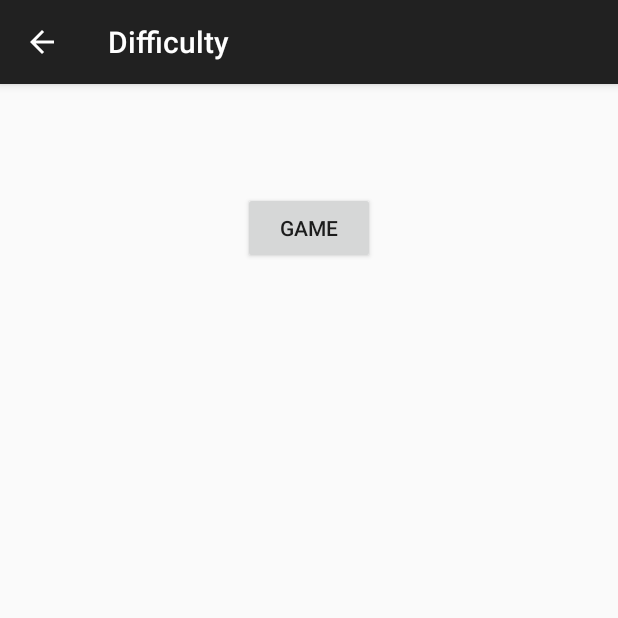
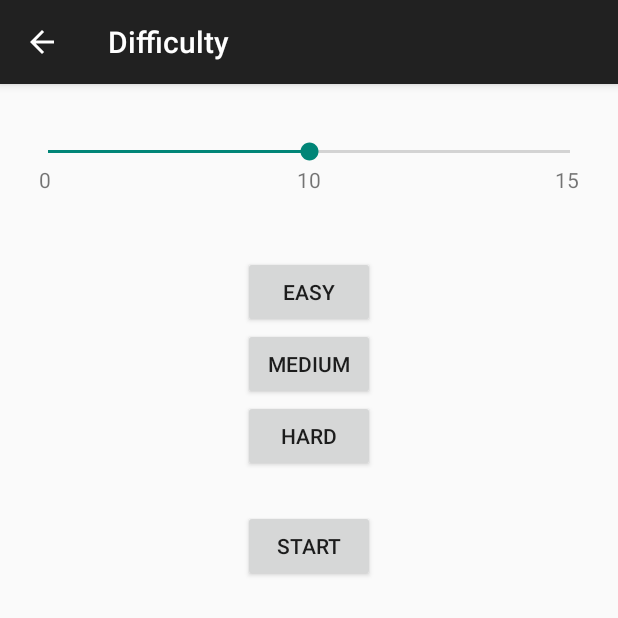
Before and after one commit to aptmac/Hackentines2016, an Android app: the Difficulty screen opened directly, with no data from a screen before it, on a phone screen of 412 x 824 dp, the top half of it. Run offline under Robolectric (Android 15) with nearby library versions, the light colour scheme and no system bars.

Commit message:
Synced Difficulty

```diff
--- a/app/src/main/java/com/example/norifurikake/hackenties2016/Difficulty.java
+++ b/app/src/main/java/com/example/norifurikake/hackenties2016/Difficulty.java
@@ -4,18 +4,37 @@ import android.content.Intent;
 import android.os.Bundle;
 import android.support.v7.app.ActionBarActivity;
 import android.view.View;
+import android.widget.SeekBar;
 
 public class Difficulty extends ActionBarActivity {
+    SeekBar seekBar;
+    private int _difficulty = 10;
 
     @Override
     protected void onCreate(Bundle savedInstanceState) {
         super.onCreate(savedInstanceState);
         setContentView(R.layout.activity_difficulty);
         getSupportActionBar().setDisplayHomeAsUpEnabled(true);
+        seekBar = (SeekBar) findViewById(R.id.difficultyBar);
     }
 
-    public void toGame(View view){
+    public void toGame(View view) {
+        this._difficulty = seekBar.getProgress();
         Intent intent = new Intent(this, Game.class);
+        intent.putExtra("difficulty", this._difficulty);
         startActivity(intent);
     }
+    private void setDifficulty(int difficulty){
+        seekBar.setProgress(difficulty);
+        this._difficulty = difficulty;
+    }
+    public void setDifficultyEasy(View view){
+        setDifficulty(0);
+    }
+    public void setDifficultyMedium(View view){
+        setDifficulty(5);
+    }
+    public void setDifficultyHard(View view){
+        setDifficulty(10);
+    }
 }
--- a/app/src/main/res/layout/activity_difficulty.xml
+++ b/app/src/main/res/layout/activity_difficulty.xml
@@ -9,14 +9,80 @@
     android:paddingTop="@dimen/activity_vertical_margin"
     tools:context="com.example.norifurikake.hackenties2016.Difficulty">
 
+    <SeekBar
+        android:id="@+id/difficultyBar"
+        android:layout_width="match_parent"
+        android:layout_height="wrap_content"
+        android:progress="5"
+        android:max="10"
+        android:paddingTop="20dp" />
+    <RelativeLayout
+        android:layout_width="fill_parent"
+        android:layout_height="wrap_content"
+        android:layout_gravity="center"
+        android:orientation="horizontal"
+        android:layout_below="@+id/difficultyBar"
+        android:layout_centerHorizontal="true"
+        android:id="@+id/relativeLayout">
+        <TextView
+            android:id="@+id/indicator1"
+            android:paddingLeft="10dp"
+            android:layout_width="wrap_content"
+            android:layout_height="wrap_content"
+            android:text="0" />
+        <TextView
+            android:id="@+id/indicator2"
+            android:layout_width="wrap_content"
+            android:layout_height="wrap_content"
+            android:layout_centerHorizontal="true"
+            android:text="10" />
+        <TextView
+            android:id="@+id/indicator3"
+            android:layout_width="wrap_content"
+            android:layout_height="wrap_content"
+            android:layout_alignParentRight="true"
+            android:paddingRight="10dp"
+            android:text="15" />
+    </RelativeLayout>
+
     <Button
         android:layout_width="wrap_content"
         android:layout_height="wrap_content"
-        android:text="Game"
+        android:text="Start"
         android:id="@+id/btnGame"
         android:onClick="toGame"
-        android:layout_marginTop="56dp"
-        android:layout_alignParentTop="true"
-        android:layout_centerHorizontal="true" />
+        android:layout_below="@+id/button2"
+        android:layout_alignLeft="@+id/button2"
+        android:layout_alignStart="@+id/button2"
+        android:layout_marginTop="73dp" />
+
+    <Button
+        android:layout_width="wrap_content"
+        android:layout_height="wrap_content"
+        android:text="Easy"
+        android:id="@+id/button"
+        android:layout_below="@+id/relativeLayout"
+        android:layout_centerHorizontal="true"
+        android:layout_marginTop="41dp"
+        android:onClick="setDifficultyEasy" />
+
+    <Button
+        android:layout_width="wrap_content"
+        android:layout_height="wrap_content"
+        android:text="Medium"
+        android:id="@+id/button2"
+        android:layout_below="@+id/button"
+        android:layout_centerHorizontal="true"
+        android:onClick="setDifficultyMedium" />
+
+    <Button
+        android:layout_width="wrap_content"
+        android:layout_height="wrap_content"
+        android:text="Hard"
+        android:id="@+id/button3"
+        android:layout_below="@+id/button2"
+        android:layout_alignLeft="@+id/button2"
+        android:layout_alignStart="@+id/button2"
+        android:onClick="setDifficultyHard" />
 
 </RelativeLayout>
```
